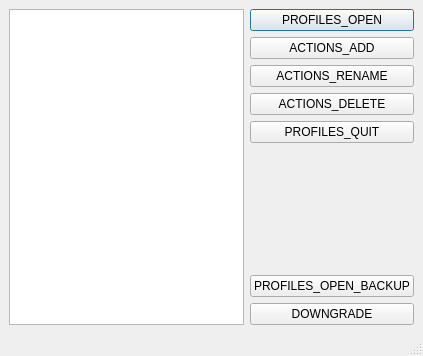
First picture: the form in qt/aqt/forms/profiles.ui, repository ankitects/anki, before the edit.
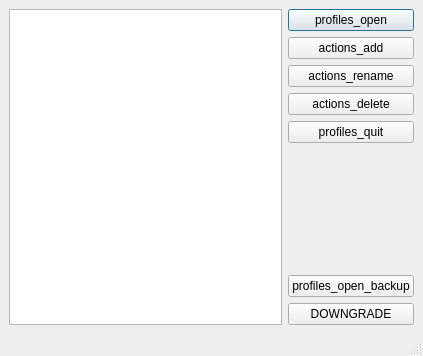
Second picture: the form after the edit. Icons and pictures are not drawn.

What changed in the file:
```diff
--- a/qt/aqt/forms/profiles.ui
+++ b/qt/aqt/forms/profiles.ui
@@ -33,7 +33,7 @@
         <item>
          <widget class="QPushButton" name="login">
           <property name="text">
-           <string>PROFILES_OPEN</string>
+           <string>profiles_open</string>
           </property>
           <property name="default">
            <bool>true</bool>
@@ -43,28 +43,28 @@
         <item>
          <widget class="QPushButton" name="add">
           <property name="text">
-           <string>ACTIONS_ADD</string>
+           <string>actions_add</string>
           </property>
          </widget>
         </item>
         <item>
          <widget class="QPushButton" name="rename">
           <property name="text">
-           <string>ACTIONS_RENAME</string>
+           <string>actions_rename</string>
           </property>
          </widget>
         </item>
         <item>
          <widget class="QPushButton" name="delete_2">
           <property name="text">
-           <string>ACTIONS_DELETE</string>
+           <string>actions_delete</string>
           </property>
          </widget>
         </item>
         <item>
          <widget class="QPushButton" name="quit">
           <property name="text">
-           <string>PROFILES_QUIT</string>
+           <string>profiles_quit</string>
           </property>
          </widget>
         </item>
@@ -84,7 +84,7 @@
         <item>
          <widget class="QPushButton" name="openBackup">
           <property name="text">
-           <string>PROFILES_OPEN_BACKUP</string>
+           <string>profiles_open_backup</string>
           </property>
          </widget>
         </item>
```
Left out of the diff: 2 changed lines with no effect on the pictures.
